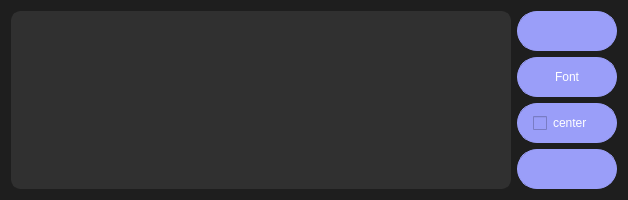
This is ui/edit_text.ui in MarwanMagdy0/VoiceNote as Qt 5 draws it before an edit. The edited form follows.
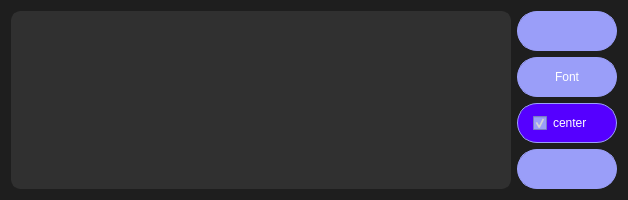
This is the edited form. Icons and pictures are not drawn.

Commit message: sove some ui problems + group issue

The edit to the form file:
```diff
--- a/ui/edit_text.ui
+++ b/ui/edit_text.ui
@@ -185,6 +185,9 @@
        <property name="text">
         <string>center</string>
        </property>
+       <property name="checked">
+        <bool>true</bool>
+       </property>
       </widget>
      </item>
      <item>
```
Left out of the diff: 3 changed lines with no effect on the pictures. The commit also changes 4 other files.
